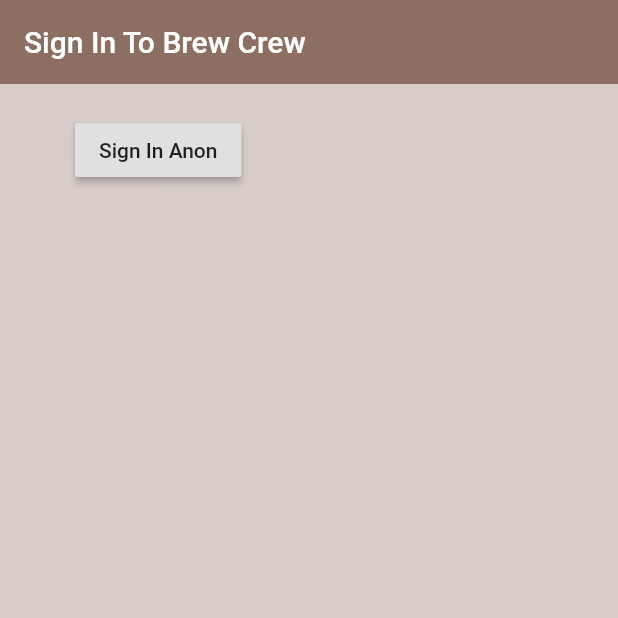
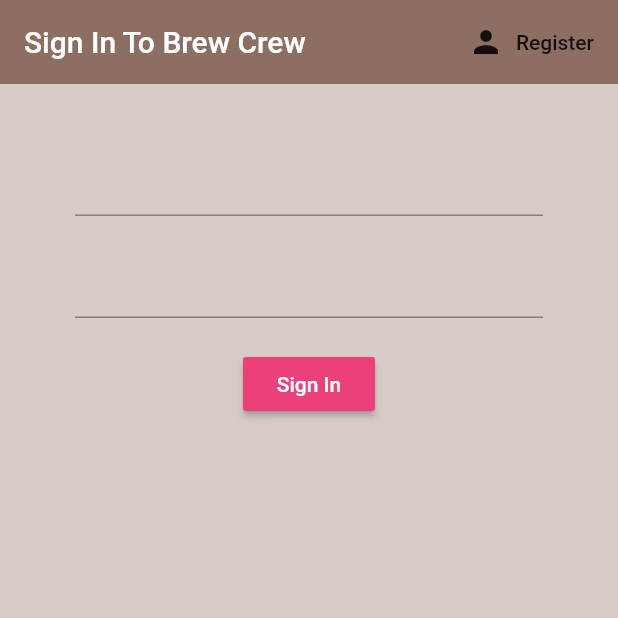
Before and after one commit to 7imaZz/brew_crew, a Flutter app: the screen it shows after launch, on a phone screen of 412 x 824 dp, the top half of it. Run offline on Flutter 3.47's test engine with Material 2 defaults, Android fonts, the phone set to English and light mode, and no system bars; our stand-ins replace firebase_auth, firebase_core; accounts and stored records are empty.

Commit message:
Login & Register With Email & Password.

```diff
--- a/lib/screens/authentication/authentication.dart
+++ b/lib/screens/authentication/authentication.dart
@@ -1,3 +1,4 @@
+import 'package:brew_crew/screens/authentication/register.dart';
 import 'package:brew_crew/screens/authentication/sign_in.dart';
 import 'package:flutter/material.dart';
 
@@ -7,10 +8,21 @@ class Auth extends StatefulWidget {
 }
 
 class _AuthState extends State<Auth> {
+
+  bool isSignIn = true;
+
+  void toggleWidget(){
+    setState(() {
+      isSignIn = !isSignIn;
+    });
+  }
+
   @override
   Widget build(BuildContext context) {
-    return Container(
-      child: SignIn(),
-    );
+    if(isSignIn){
+      return SignIn(toggleWidget: toggleWidget);
+    }else{
+      return Register(toggleWidget: toggleWidget);
+    }
   }
 }
--- a/lib/screens/authentication/sign_in.dart
+++ b/lib/screens/authentication/sign_in.dart
@@ -3,6 +3,10 @@ import 'package:flutter/material.dart';
 
 
 class SignIn extends StatefulWidget {
+
+  final Function toggleWidget;
+  SignIn({this.toggleWidget});
+
   @override
   _SignInState createState() => _SignInState();
 }
@@ -11,29 +15,83 @@ class _SignInState extends State<SignIn> {
 
   final AuthService authService = AuthService();
 
+  final _formKey = GlobalKey<FormState>();
+
+  String email = '';
+  String password = '';
+  String error = '';
+
   @override
   Widget build(BuildContext context) {
     return Scaffold(
       backgroundColor: Colors.brown[100],
       appBar: AppBar(
+        actions: [
+          FlatButton.icon(
+            onPressed: (){
+              widget.toggleWidget();
+            },
+            icon: Icon(Icons.person),
+            label: Text('Register'),
+          )
+        ],
         title: Text('Sign In To Brew Crew'),
         backgroundColor: Colors.brown[400],
         elevation: 0.0,
       ),
       body: Container(
         padding: EdgeInsets.symmetric(vertical: 20, horizontal: 50),
-        child: RaisedButton(
-          onPressed: () async {
-            dynamic result = await authService.signInAnon();
-            if(result == null){
-              print('Error');
-            }else{
-              print('Signed In');
-              print('uid: ${result.uid}');
-            }
-          },
-          child: Text('Sign In Anon'),
-        ),
+        child: Form(
+          key: _formKey,
+          child: Column(
+            children: [
+              SizedBox(height: 20.0),
+              TextFormField(
+                validator: (val) => val.isEmpty? 'Invalid Email': null,
+                onChanged: (val){
+                  setState(() {
+                    email = val;
+                  });
+                },
+              ),
+              SizedBox(height: 20.0),
+              TextFormField(
+                validator: (val) => val.length<6? 'Require at least 6 digits': null,
+                obscureText: true,
+                onChanged: (val){
+                  password = val;
+                },
+              ),
+              SizedBox(height: 20.0),
+              RaisedButton(
+                color: Colors.pink[400],
+                child: Text(
+                  'Sign In',
+                  style: TextStyle(
+                    color: Colors.white
+                  ),
+                ),
+                onPressed: () async{
+                  if(_formKey.currentState.validate()) {
+                    dynamic result = await authService.signInWithEmailAndPassword(email, password);
+                    if(result == null){
+                      setState(() {
+                        error = 'Invalid Login';
+                      });
+                    }
+                  }
+                },
+              ),
+              SizedBox(height: 20.0),
+              Text(
+                error,
+                style: TextStyle(
+                  color: Colors.red,
+                ),
+              )
+            ],
+          ),
+        )
       ),
     );
   }
```
Also changed, not shown: lib/screens/authentication/register.dart (added, +99 -0 lines), lib/service/auth_service.dart (+25 -2 lines).
